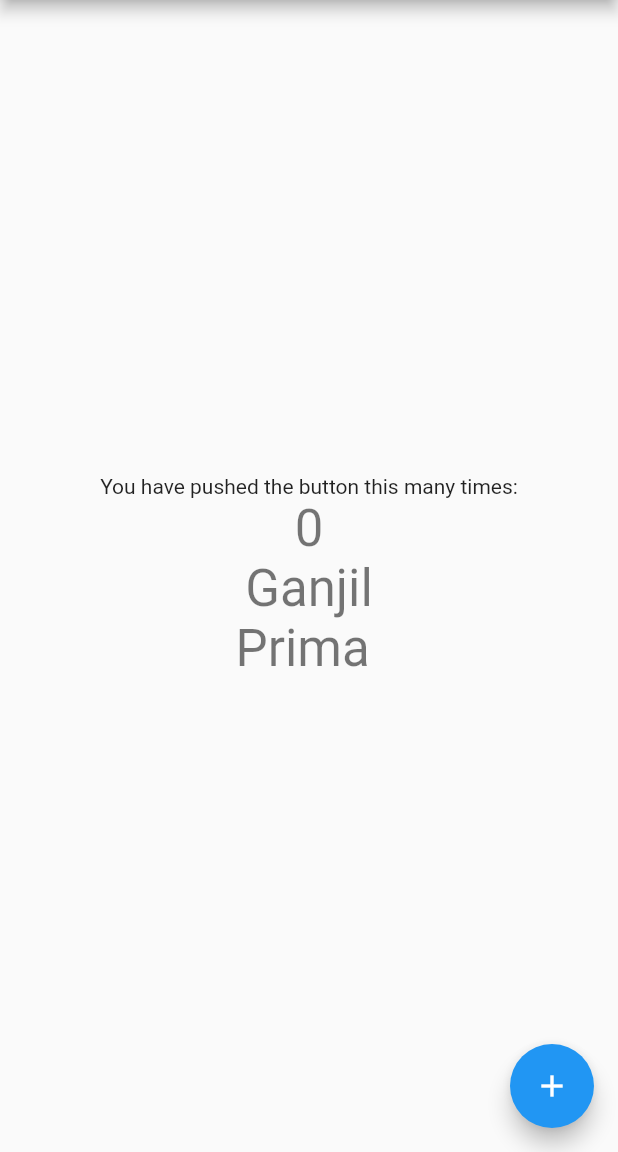
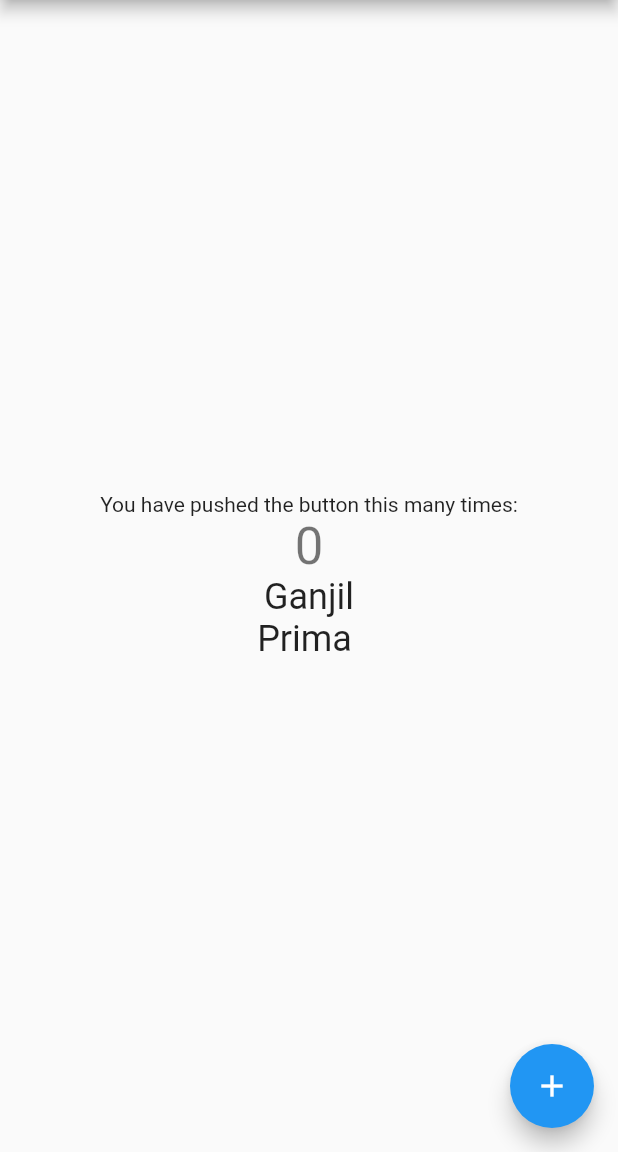
Before and after one commit to ladasattar/prak2-dart-basic, a Flutter app: the screen it shows after launch, on a phone screen of 412 x 824 dp, the part 84-1236 px from its top. Run offline on Flutter 3.47's test engine with Material 2 defaults, Android fonts, the phone set to English and light mode, and no system bars.

Commit message:
Change headLine style

```diff
--- a/lib/main.dart
+++ b/lib/main.dart
@@ -98,11 +98,11 @@ class _MyHomePageState extends State<MyHomePage> {
             ),
             Text(
               _text,
-              style: Theme.of(context).textTheme.headline4,
+              style: Theme.of(context).textTheme.headline5,
             ),
             Text(
               _text2,
-              style: Theme.of(context).textTheme.headline4,
+              style: Theme.of(context).textTheme.headline5,
             ),
           ],
         ),
```
